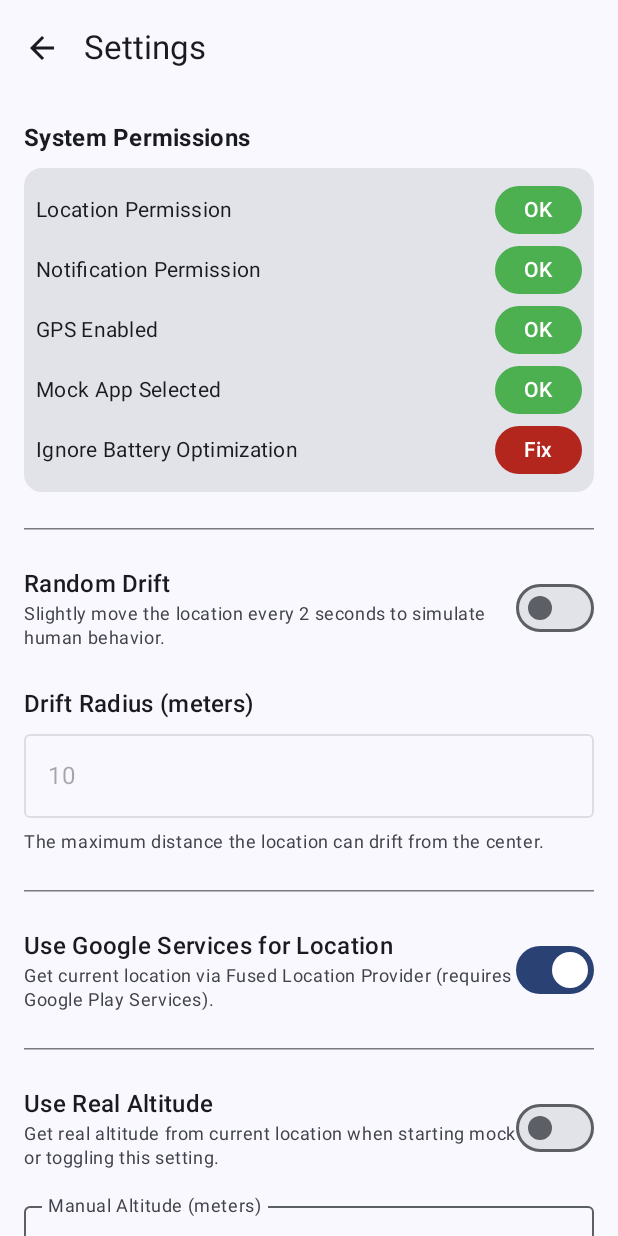
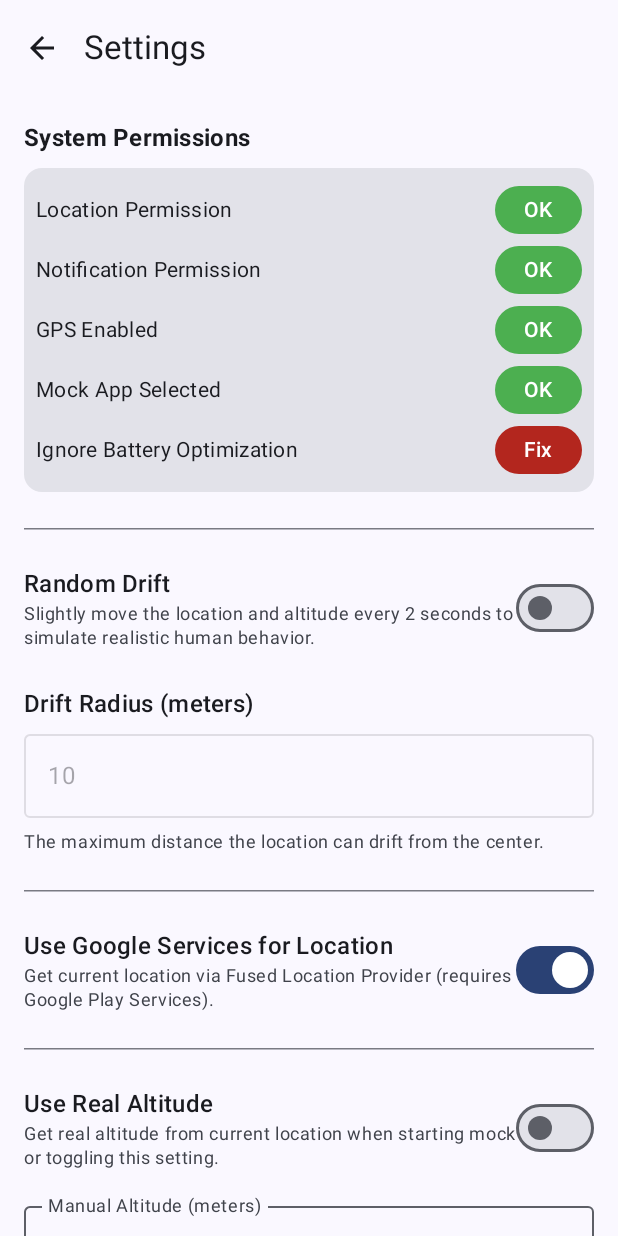
Before and after one commit to rsps1008/FxxkLocation, an Android app built with Jetpack Compose: the screen it shows after launch (MainActivity), after a tap on "Settings", on a phone screen of 412 x 824 dp. Run offline under Robolectric (Android 15) with nearby library versions, the light colour scheme and no system bars; libraries missing offline, so code that uses them is left out: org.osmdroid.config, org.osmdroid.events, org.osmdroid.tileprovider, org.osmdroid.util, org.osmdroid.views; 6 statements that could not run were skipped.

Commit message:
隨機飄移新增高度飄移

```diff
--- a/app/src/main/res/values/strings.xml
+++ b/app/src/main/res/values/strings.xml
@@ -15,7 +15,7 @@
     <string name="mock_app_selected">Mock App Selected</string>
     <string name="ignore_battery_optimization">Ignore Battery Optimization</string>
     <string name="random_drift">Random Drift</string>
-    <string name="random_drift_desc">Slightly move the location every 2 seconds to simulate human behavior.</string>
+    <string name="random_drift_desc">Slightly move the location and altitude every 2 seconds to simulate realistic human behavior.</string>
     <string name="drift_radius_meters">Drift Radius (meters)</string>
     <string name="drift_radius_desc">The maximum distance the location can drift from the center.</string>
     <string name="use_google_services">Use Google Services for Location</string>
```
Also changed, not shown: app/src/main/java/com/rsps1008/fxxklocation/location/MockLocationManager.kt (+6 -1 lines), 2 other files.
